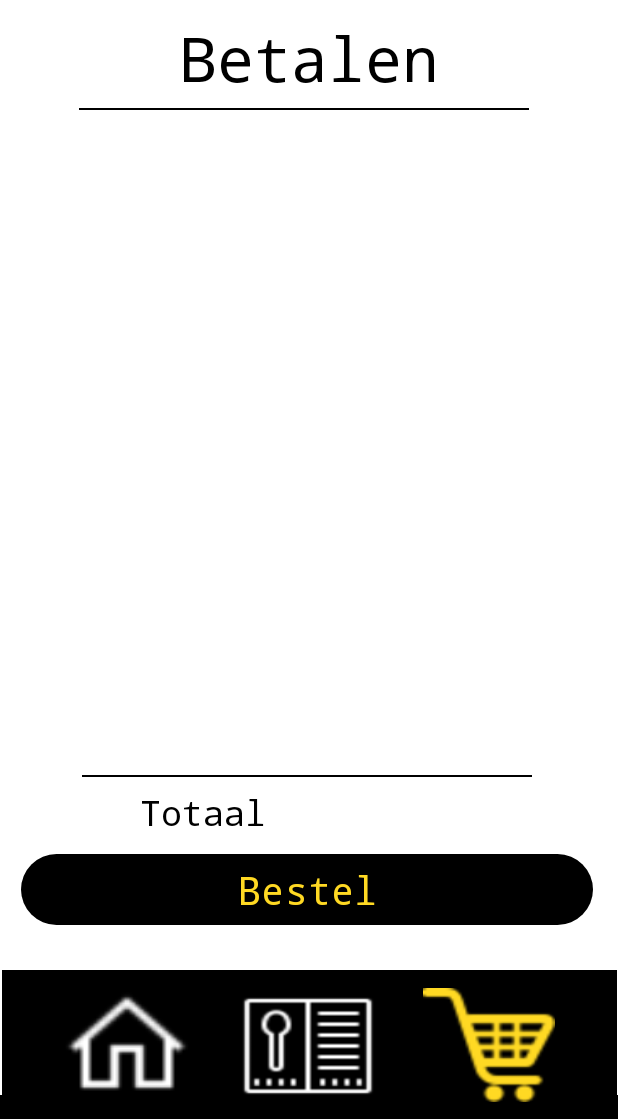
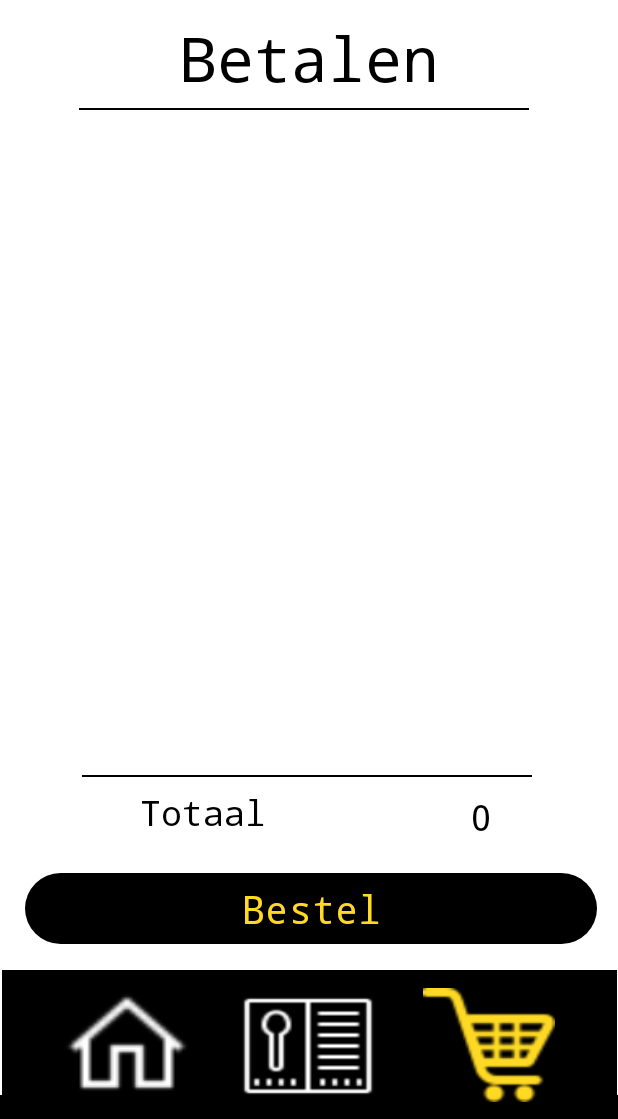
Before and after one commit to Joshuajaja/Kippieapp3, an Android app: the MainActivity2 screen opened directly, with no data from a screen before it, on a phone screen of 412 x 824 dp, the part 117-1236 px from its top. Run offline under Robolectric (Android 15) with nearby library versions, the phone set to English and light mode, and no system bars.

Commit message:
bug fix with the total thing not being in the right position

```diff
--- a/app/src/main/res/layout/activity_main2.xml
+++ b/app/src/main/res/layout/activity_main2.xml
@@ -99,10 +99,10 @@
         android:textColor="@color/black"
         app:layout_constraintBottom_toBottomOf="parent"
         app:layout_constraintEnd_toEndOf="parent"
-        app:layout_constraintHorizontal_bias="0.849"
+        app:layout_constraintHorizontal_bias="0.837"
         app:layout_constraintStart_toStartOf="parent"
         app:layout_constraintTop_toTopOf="parent"
-        app:layout_constraintVertical_bias="0.812" />
+        app:layout_constraintVertical_bias="0.766" />
 
     <Button
         android:id="@+id/bestelKnop"
@@ -115,10 +115,10 @@
         android:textColor="@color/kippie"
         app:layout_constraintBottom_toBottomOf="parent"
         app:layout_constraintEnd_toEndOf="parent"
-        app:layout_constraintHorizontal_bias="0.466"
+        app:layout_constraintHorizontal_bias="0.533"
         app:layout_constraintStart_toStartOf="parent"
         app:layout_constraintTop_toTopOf="parent"
-        app:layout_constraintVertical_bias="0.837" />
+        app:layout_constraintVertical_bias="0.853" />
 
     <TextView
         android:id="@+id/textView7"
```
